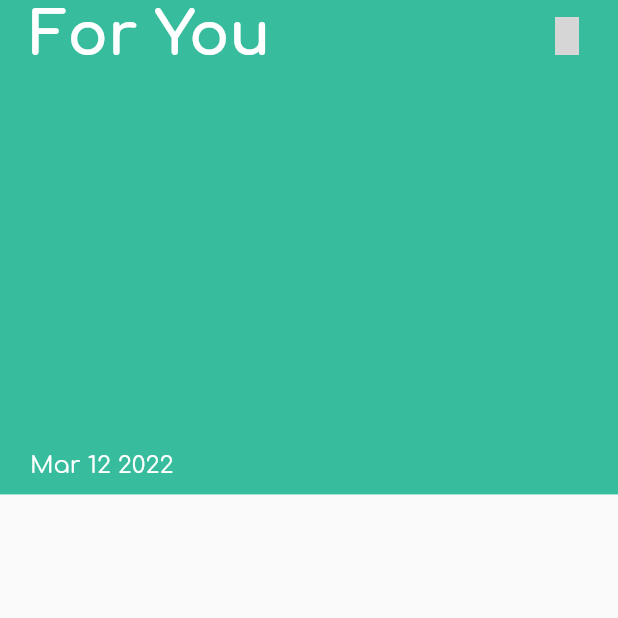
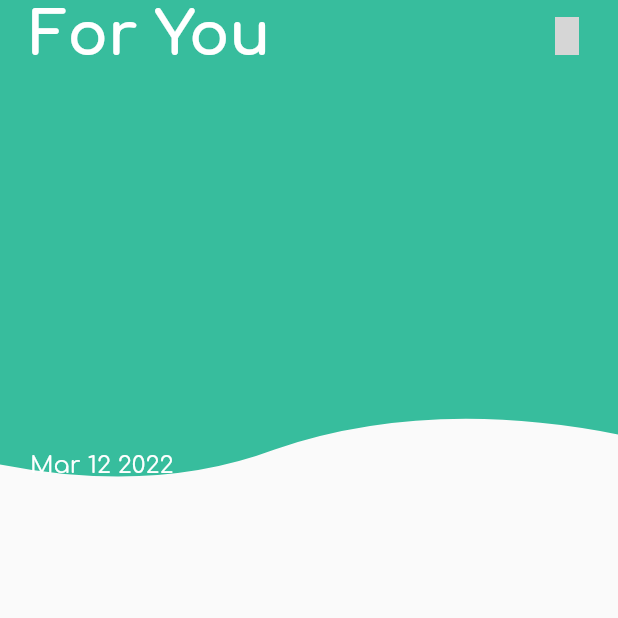
Before and after one commit to ogaroh/shamiri_health, a Flutter app: the screen it shows after launch, on a phone screen of 412 x 824 dp, the top half of it. Run offline on Flutter 3.47's test engine with Material 2 defaults, Android fonts, the phone set to English and light mode, and no system bars; our stand-ins replace flutter_custom_clippers, google_fonts; missing offline and left inert: carbon_icons; grey boxes are pictures that could not be loaded.

```diff
--- a/lib/src/screens/home.dart
+++ b/lib/src/screens/home.dart
@@ -1,5 +1,6 @@
 import 'package:carbon_icons/carbon_icons.dart';
 import 'package:flutter/material.dart';
+import 'package:flutter_custom_clippers/flutter_custom_clippers.dart';
 import 'package:intl/intl.dart';
 import 'package:shamiri/src/settings/settings_view.dart';
 import 'package:shamiri/src/theme/colors.dart';
@@ -42,10 +43,16 @@ class HomeScreen extends StatelessWidget {
                 width: double.infinity,
                 child: Stack(
                   children: [
-                    Container(
-                      height: height / 2.5,
-                      width: double.infinity,
-                      color: kBrandAccent,
+                    ClipPath(
+                      clipper: WaveClipperTwo(
+                        flip: false,
+                        reverse: false,
+                      ),
+                      child: Container(
+                        height: height / 2.5,
+                        width: double.infinity,
+                        color: kBrandAccent,
+                      ),
                     ),
                     SafeArea(
                       child: Column(
```
